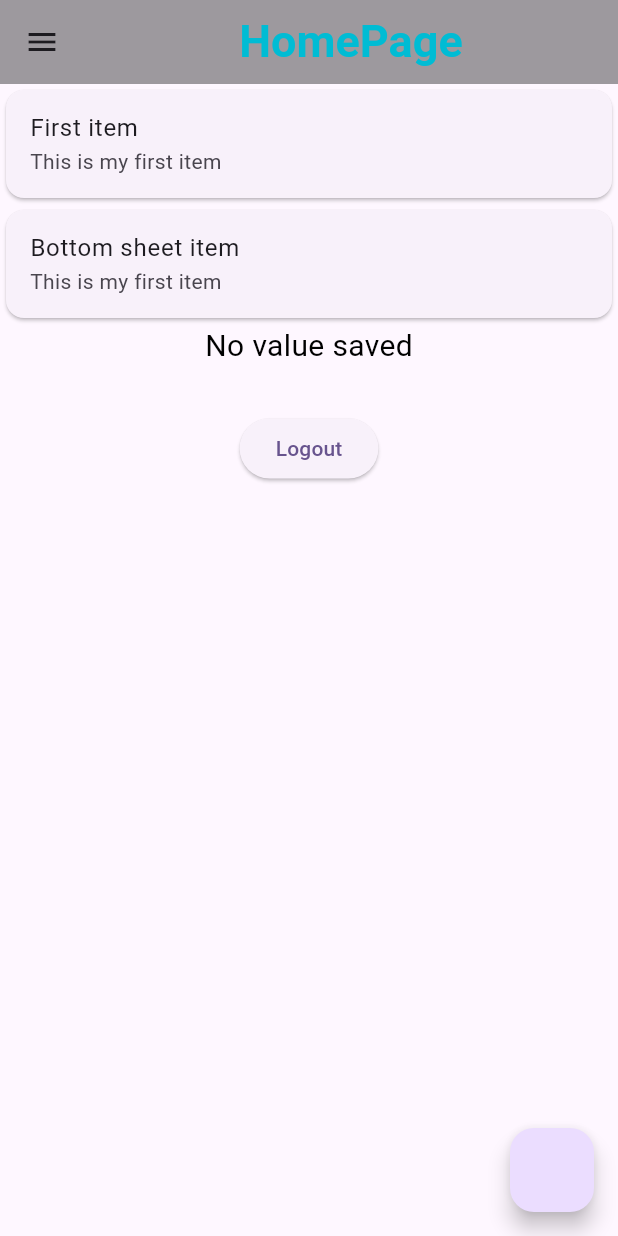
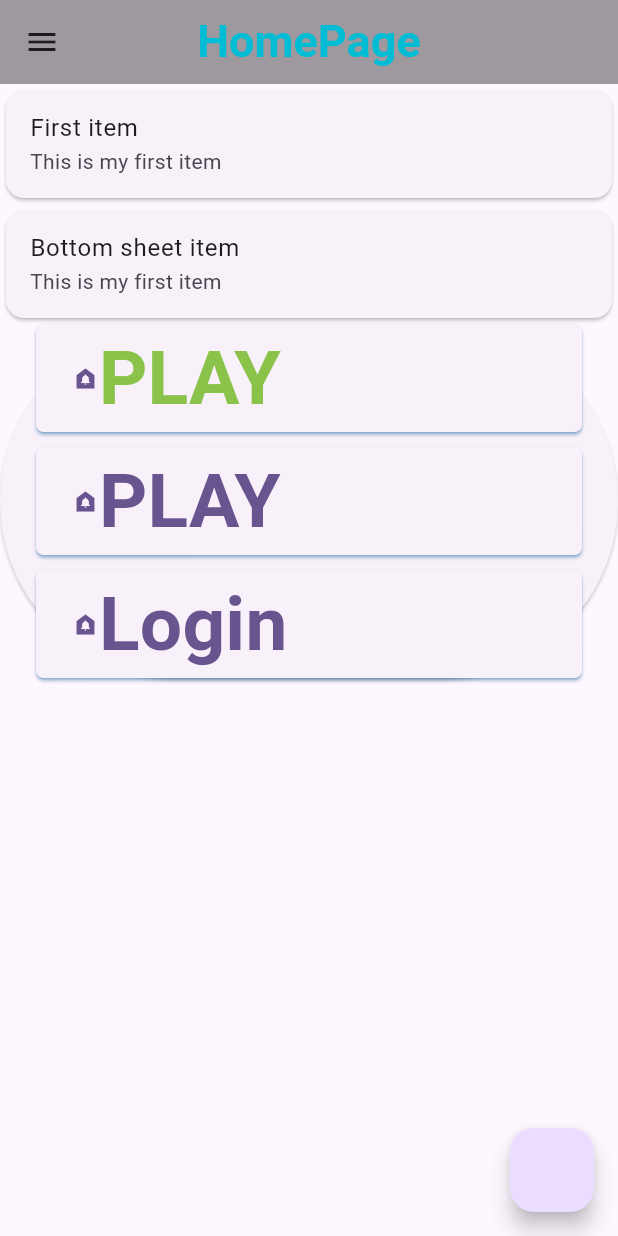
Before and after one commit to nishadabhay/logintoregister, a Flutter app: the myHomepage screen opened directly, on a phone screen of 412 x 824 dp. Run offline on Flutter 3.47's test engine with Material 3 defaults, Android fonts, the phone set to English and light mode, and no system bars; our stand-ins replace get, shared_preferences; accounts and stored records are empty.

Commit message:
make custom Button

```diff
--- /dev/null
+++ b/lib/Custom files/roundedbtn.dart
@@ -0,0 +1,43 @@
+import 'package:flutter/cupertino.dart';
+import 'package:flutter/material.dart';
+
+class RoundedButton extends StatelessWidget {
+  // constructer
+
+  final String btnName;
+  final Icon? icon;
+  final Color? bgColor;
+  final TextStyle? textStyle;
+  final VoidCallback? callBack;
+
+  RoundedButton(
+      {required this.btnName,
+        this.icon,
+        this.bgColor = Colors.blue,
+        this.textStyle,
+        this.callBack});
+
+  @override
+  Widget build(BuildContext context) {
+    return ElevatedButton(onPressed: (
+
+
+        ) {
+      callBack!();
+    }, child: icon!=null ? Row(
+
+      children: [
+        icon!,
+        Text(btnName,style: textStyle,)
+      ],
+    ):Text(btnName,style: textStyle,),
+    style: ElevatedButton.styleFrom(
+      shadowColor: bgColor,
+      shape: RoundedRectangleBorder(
+        borderRadius: BorderRadius.circular(5),
+      )
+
+    ),
+    );
+  }
+}
--- a/lib/home.dart
+++ b/lib/home.dart
@@ -1,5 +1,8 @@
 import 'package:flutter/material.dart';
 import 'package:get/get.dart';
+import 'package:lession1/Custom%20files/roundedbtn.dart';
+import 'package:lession1/drawerpages/profile.dart';
+import 'package:lession1/drawerpages/setting.dart';
 import 'package:lession1/loginpage.dart';
 import 'package:lession1/splsscreen.dart';
 import 'package:shared_preferences/shared_preferences.dart';
@@ -12,7 +15,7 @@ class myHomepage extends StatefulWidget {
 }
 
 class _myHomepageState extends State<myHomepage> {
-  String? user_email;
+  String? userEmail;
   var emailvalue = "No value saved";
 
   @override
@@ -25,13 +28,12 @@ class _myHomepageState extends State<myHomepage> {
   Widget build(BuildContext context) {
     return Scaffold(
       appBar: AppBar(
+        centerTitle: true,
         backgroundColor: Colors.black38,
-        title: Center(
-          child: Text(
+        title: Text(
           "HomePage",
           style: TextStyle(
               fontSize: 30, fontWeight: FontWeight.w700, color: Colors.cyan),
-          ),
         ),
       ),
       drawer: Drawer(
@@ -39,23 +41,40 @@ class _myHomepageState extends State<myHomepage> {
           children: [
             DrawerHeader(
               decoration: BoxDecoration(color: Colors.amber),
-              child: Text("Drawer Header"),
+              child: Text(emailvalue),
             ),
             ListTile(
               title: Text(
                 "Profile",
               ),
+              leading: Icon(Icons.person),
               onTap: () {
                 // Then close the drawer
-                Navigator.pop(context);
+                Navigator.pushReplacement(context,
+                    MaterialPageRoute(builder: (context) => Myprofile()));
               },
             ),
             ListTile(
               title: Text("Setting"),
+              leading: Icon(Icons.settings),
               onTap: () {
                 // Then close the drawer
-                Navigator.pop(context);
+                Navigator.pushReplacement(context,
+                    MaterialPageRoute(builder: (context) => MySetting()));
               },
+            ),
+            ListTile(),
+            ListTile(),
+            ListTile(),
+            ListTile(
+              title: Text("LogOut"),
+              onTap: () async {
+                var prefs = await SharedPreferences.getInstance();
+                prefs.remove(splsscreen.KEY_LOGIN);
+                Navigator.pushReplacement(context,
+                    MaterialPageRoute(builder: (context) => Mylogin()));
+              },
+              leading: Icon(Icons.logout),
             ),
           ],
         ),
@@ -64,82 +83,111 @@ class _myHomepageState extends State<myHomepage> {
         child: Column(
           children: [
             Card(
-              child: ListTile(title: Text("First item"),
+              child: ListTile(
+                title: Text("First item"),
                 subtitle: Text("This is my first item"),
-              onTap: (){
+                onTap: () {
                   Get.defaultDialog(
                       title: 'Delete chat',
                       titlePadding: EdgeInsets.only(top: 20),
                       contentPadding: EdgeInsets.all(20),
                       middleText: 'Are you sure want to delete chat',
-                  confirm: TextButton(onPressed: (){
+                      confirm: TextButton(
+                          onPressed: () {
                             Navigator.pop(context);
-                  }, child: Text("Ok")),
-                  cancel: TextButton(onPressed: (){}, child: Text("Cancle"))
-                );
+                          },
+                          child: Text("Ok")),
+                      cancel:
+                          TextButton(onPressed: () {}, child: Text("Cancle")));
                 },
               ),
             ),
             Card(
-              child: ListTile(title: Text("Bottom sheet item"),
+              child: ListTile(
+                title: Text("Bottom sheet item"),
                 subtitle: Text("This is my first item"),
-              onTap: (){
+                onTap: () {
                   Get.bottomSheet(Container(
                     decoration: BoxDecoration(
-                    color: Colors.cyan ,
-                    borderRadius: BorderRadius.circular(20)
-                  ),
-                  child: Column(children: [
+                        color: Colors.cyan,
+                        borderRadius: BorderRadius.circular(20)),
+                    child: Column(
+                      children: [
                         ListTile(
-                      onTap: (){
+                          onTap: () {
                             Get.changeTheme(ThemeData.light());
                           },
                           leading: Icon(Icons.light_mode),
                           title: Text("LightMode"),
                         ),
                         ListTile(
-                      onTap: (){
+                          onTap: () {
                             Get.changeTheme(ThemeData.dark());
                           },
                           leading: Icon(Icons.dark_mode),
                           title: Text("DarkMode"),
                         )
-                  ],),
+                      ],
+                    ),
                   ));
                 },
               ),
             ),
-            Text(
-              emailvalue,
-              style: TextStyle(fontSize: 20, color: Colors.black),
+            ElevatedButton(
+                onPressed: () {},
+                child: Column(
+                  children: [
+                    Container(
+                      child: RoundedButton(
+                        btnName: "PLAY",
+                        icon: Icon(Icons.doorbell),
+                        callBack: () {
+                          print("Abhay!!!!!!!!");
+                        },
+                        textStyle:
+                            TextStyle(fontSize: 50, fontWeight: FontWeight.w700,color: Colors.lightGreen),
                       ),
-            SizedBox(
-              height: 30,
                     ),
-            ElevatedButton(
-                onPressed: () async {
-                  var prefs = await SharedPreferences.getInstance();
-                  prefs.remove(splsscreen.KEY_LOGIN);
-                  Navigator.pushReplacement(context,
-                      MaterialPageRoute(builder: (context) => Mylogin()));
+                    SizedBox(height: 10,),
+                    Container(
+                      child: RoundedButton(
+                        btnName: "PLAY",
+                        icon: Icon(Icons.doorbell),
+                        callBack: () {
+                          print("Abhay!!!!!!!!");
                         },
-                child: Text("Logout"))
+                        textStyle:
+                            TextStyle(fontSize: 50, fontWeight: FontWeight.w700),
+                      ),
+                    ),
+                    SizedBox(height: 10,),
+                    Container(
+                      child: RoundedButton(
+                        btnName: "Login",
+                        icon: Icon(Icons.doorbell),
+                        callBack: () {
+                          print("Abhay!!!!!!!!");
+                        },
+                        textStyle:
+                            TextStyle(fontSize: 50, fontWeight: FontWeight.w700),
+                      ),
+                    ),
                   ],
-
-
+                ))
+          ],
         ),
       ),
       floatingActionButton: FloatingActionButton(onPressed: () {
-
-        Get.snackbar("Abhay Nishad", "Subscribe my channel",backgroundColor: Colors.lightGreen);
+        Get.snackbar("Abhay Nishad", "Subscribe my channel",
+            backgroundColor: Colors.lightGreen);
       }),
     );
   }
 
   void getValue() async {
     var prefs = await SharedPreferences.getInstance();
-    var getname = prefs.getString(splsscreen.KEY_LOGIN);
-    emailvalue = getname ?? "No value saved";
+    var getemail = prefs.getString("user_email");
+    emailvalue = getemail ?? "No value saved";
 
     setState(() {});
   }
--- a/lib/loginpage.dart
+++ b/lib/loginpage.dart
@@ -82,6 +82,7 @@ class _MyloginState extends State<Mylogin> {
                             var prefs = await SharedPreferences.getInstance();
                             var checkvalue =
                                 prefs.setBool(splsscreen.KEY_LOGIN, true);
+                            prefs.setString("user_email", email);
                             if (email != null) {
                               Navigator.pushReplacement(
                                   context,
--- a/pubspec.yaml
+++ b/pubspec.yaml
@@ -39,6 +39,9 @@ dependencies:
   shared_preferences: ^2.3.2
   # Getx
   get: ^4.6.6
+
+  # Api depency
+  http: ^1.2.2
 
 dev_dependencies:
   flutter_test:
```
Also changed, not shown: lib/ModelClass/modelclass.dart (added, +95 -0 lines), lib/drawerpages/profile.dart (added, +24 -0 lines), lib/drawerpages/setting.dart (added, +21 -0 lines), pubspec.lock, 5 other files. Lines whose indentation alone changed are shown as unchanged.
